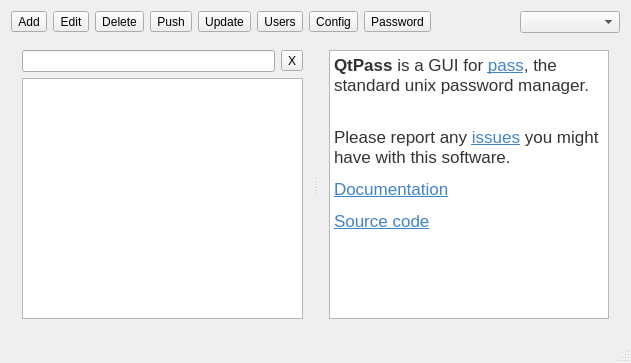
IJHack/QtPass, file mainwindow.ui: the form before one commit.
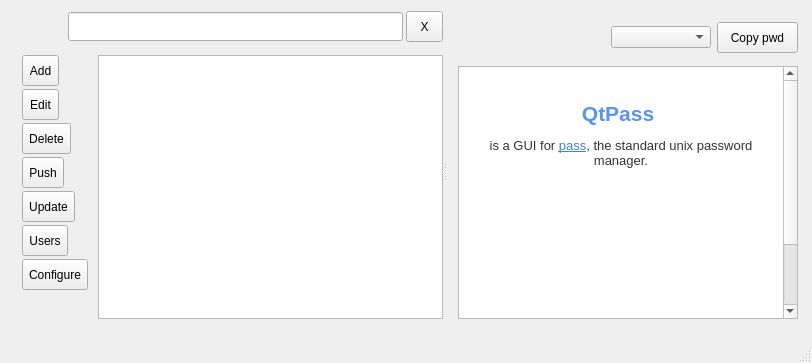
The form after the commit. Icons and pictures are not drawn.

What changed in the file:
```diff
--- a/mainwindow.ui
+++ b/mainwindow.ui
@@ -6,7 +6,7 @@
    <rect>
     <x>0</x>
     <y>0</y>
-    <width>631</width>
+    <width>812</width>
     <height>363</height>
    </rect>
   </property>
@@ -16,85 +16,456 @@
   <widget class="QWidget" name="centralWidget">
    <layout class="QVBoxLayout" name="verticalLayout_7">
     <item>
-     <widget class="QFrame" name="frame">
+     <spacer name="verticalSpacer">
+      <property name="orientation">
+       <enum>Qt::Vertical</enum>
+      </property>
+      <property name="sizeType">
+       <enum>QSizePolicy::Preferred</enum>
+      </property>
+      <property name="sizeHint" stdset="0">
+       <size>
+        <width>20</width>
+        <height>4</height>
+       </size>
+      </property>
+     </spacer>
+    </item>
+    <item>
+     <widget class="QSplitter" name="splitter">
+      <property name="frameShape">
+       <enum>QFrame::NoFrame</enum>
+      </property>
+      <property name="frameShadow">
+       <enum>QFrame::Plain</enum>
+      </property>
+      <property name="lineWidth">
+       <number>4</number>
+      </property>
+      <property name="orientation">
+       <enum>Qt::Horizontal</enum>
+      </property>
+      <widget class="QWidget" name="layoutWidget">
+       <layout class="QVBoxLayout" name="verticalLayoutTree">
+        <property name="spacing">
+         <number>3</number>
+        </property>
+        <property name="topMargin">
+         <number>0</number>
+        </property>
+        <property name="rightMargin">
+         <number>0</number>
+        </property>
+        <item>
+         <layout class="QHBoxLayout" name="horizontalLayout">
+          <property name="spacing">
+           <number>3</number>
+          </property>
+          <item>
+           <spacer name="horizontalSpacer_2">
+            <property name="orientation">
+             <enum>Qt::Horizontal</enum>
+            </property>
+            <property name="sizeType">
+             <enum>QSizePolicy::Fixed</enum>
+            </property>
+            <property name="sizeHint" stdset="0">
+             <size>
+              <width>7</width>
+              <height>20</height>
+             </size>
+            </property>
+           </spacer>
+          </item>
+          <item>
+           <widget class="QLabel" name="searchLabel">
+            <property name="minimumSize">
+             <size>
+              <width>25</width>
+              <height>25</height>
+             </size>
+            </property>
+            <property name="text">
+             <string/>
+            </property>
+            <property name="pixmap">
+             <pixmap resource="resources.qrc">:/artwork/search.png</pixmap>
+            </property>
+           </widget>
+          </item>
+          <item>
+           <spacer name="horizontalSpacer_3">
+            <property name="orientation">
+             <enum>Qt::Horizontal</enum>
+            </property>
+            <property name="sizeType">
+             <enum>QSizePolicy::Fixed</enum>
+            </property>
+            <property name="sizeHint" stdset="0">
+             <size>
+              <width>11</width>
+              <height>20</height>
+             </size>
+            </property>
+           </spacer>
+          </item>
+          <item>
+           <widget class="QLineEdit" name="lineEdit">
+            <property name="minimumSize">
+             <size>
+              <width>0</width>
+              <height>29</height>
+             </size>
+            </property>
+           </widget>
+          </item>
+          <item>
+           <widget class="QToolButton" name="clearButton">
+            <property name="enabled">
+             <bool>true</bool>
+            </property>
       <property name="sizePolicy">
-       <sizepolicy hsizetype="Preferred" vsizetype="Fixed">
+             <sizepolicy hsizetype="Fixed" vsizetype="Fixed">
         <horstretch>0</horstretch>
         <verstretch>0</verstretch>
        </sizepolicy>
       </property>
-      <layout class="QHBoxLayout" name="horizontalLayout_2">
+            <property name="minimumSize">
+             <size>
+              <width>37</width>
+              <height>31</height>
+             </size>
+            </property>
+            <property name="baseSize">
+             <size>
+              <width>36</width>
+              <height>29</height>
+             </size>
+            </property>
+            <property name="text">
+             <string>X</string>
+            </property>
+            <property name="icon">
+             <iconset resource="resources.qrc">
+              <normaloff>:/artwork/delete.png</normaloff>:/artwork/delete.png</iconset>
+            </property>
+            <property name="iconSize">
+             <size>
+              <width>18</width>
+              <height>18</height>
+             </size>
+            </property>
+           </widget>
+          </item>
+         </layout>
+        </item>
+        <item>
+         <layout class="QHBoxLayout" name="horizontalLayout_6">
+          <property name="topMargin">
+           <number>0</number>
+          </property>
+          <property name="rightMargin">
+           <number>0</number>
+          </property>
+          <item>
+           <layout class="QVBoxLayout" name="verticalLayout_2">
+            <property name="spacing">
+             <number>3</number>
+            </property>
        <property name="leftMargin">
         <number>0</number>
        </property>
        <property name="topMargin">
-        <number>0</number>
+             <number>10</number>
        </property>
        <property name="rightMargin">
         <number>0</number>
        </property>
        <property name="bottomMargin">
-        <number>0</number>
+             <number>6</number>
        </property>
        <item>
         <widget class="QToolButton" name="addButton">
+              <property name="minimumSize">
+               <size>
+                <width>37</width>
+                <height>31</height>
+               </size>
+              </property>
+              <property name="baseSize">
+               <size>
+                <width>0</width>
+                <height>0</height>
+               </size>
+              </property>
+              <property name="toolTip">
+               <string>Add</string>
+              </property>
          <property name="text">
           <string>Add</string>
          </property>
+              <property name="icon">
+               <iconset resource="resources.qrc">
+                <normaloff>:/artwork/add.png</normaloff>:/artwork/add.png</iconset>
+              </property>
+              <property name="iconSize">
+               <size>
+                <width>25</width>
+                <height>25</height>
+               </size>
+              </property>
         </widget>
        </item>
        <item>
         <widget class="QToolButton" name="editButton">
+              <property name="minimumSize">
+               <size>
+                <width>37</width>
+                <height>31</height>
+               </size>
+              </property>
+              <property name="toolTip">
+               <string>Edit</string>
+              </property>
          <property name="text">
           <string>Edit</string>
          </property>
+              <property name="icon">
+               <iconset resource="resources.qrc">
+                <normaloff>:/artwork/edit.png</normaloff>:/artwork/edit.png</iconset>
+              </property>
+              <property name="iconSize">
+               <size>
+                <width>25</width>
+                <height>25</height>
+               </size>
+              </property>
         </widget>
        </item>
        <item>
         <widget class="QToolButton" name="deleteButton">
+              <property name="minimumSize">
+               <size>
+                <width>37</width>
+                <height>31</height>
+               </size>
+              </property>
+              <property name="toolTip">
+               <string>Delete</string>
+              </property>
          <property name="text">
           <string>Delete</string>
          </property>
+              <property name="icon">
+               <iconset resource="resources.qrc">
+                <normaloff>:/artwork/delete.png</normaloff>:/artwork/delete.png</iconset>
+              </property>
+              <property name="iconSize">
+               <size>
+                <width>25</width>
+                <height>25</height>
+               </size>
+              </property>
         </widget>
        </item>
        <item>
         <widget class="QToolButton" name="pushButton">
+              <property name="minimumSize">
+               <size>
+                <width>37</width>
+                <height>31</height>
+               </size>
+              </property>
+              <property name="toolTip">
+               <string>Push</string>
+              </property>
          <property name="text">
           <string>Push</string>
          </property>
+              <property name="icon">
+               <iconset resource="resources.qrc">
+                <normaloff>:/artwork/down_arrow.png</normaloff>:/artwork/down_arrow.png</iconset>
+              </property>
+              <property name="iconSize">
+               <size>
+                <width>25</width>
+                <height>25</height>
+               </size>
+              </property>
+              <property name="shortcut">
+               <string>Ctrl+S</string>
+              </property>
         </widget>
        </item>
        <item>
         <widget class="QToolButton" name="updateButton">
+              <property name="minimumSize">
+               <size>
+                <width>37</width>
+                <height>31</height>
+               </size>
+              </property>
+              <property name="toolTip">
+               <string>Update</string>
+              </property>
          <property name="text">
           <string>Update</string>
          </property>
+              <property name="icon">
+               <iconset resource="resources.qrc">
+                <normaloff>:/artwork/up_arrow.png</normaloff>:/artwork/up_arrow.png</iconset>
+              </property>
+              <property name="iconSize">
+               <size>
+                <width>25</width>
+                <height>25</height>
+               </size>
+              </property>
         </widget>
        </item>
        <item>
         <widget class="QToolButton" name="usersButton">
+              <property name="minimumSize">
+               <size>
+                <width>37</width>
+                <height>31</height>
+               </size>
+              </property>
+              <property name="toolTip">
+               <string>Users</string>
+              </property>
          <property name="text">
           <string>Users</string>
          </property>
+              <property name="icon">
+               <iconset resource="resources.qrc">
+                <normaloff>:/artwork/user.png</normaloff>:/artwork/user.png</iconset>
+              </property>
+              <property name="iconSize">
+               <size>
+                <width>25</width>
+                <height>25</height>
+               </size>
+              </property>
         </widget>
        </item>
        <item>
         <widget class="QToolButton" name="configButton">
-         <property name="text">
-          <string>Config</string>
-         </property>
-        </widget>
-       </item>
-       <item>
-        <widget class="QToolButton" name="copyPasswordButton">
+              <property name="minimumSize">
+               <size>
+                <width>37</width>
+                <height>31</height>
+               </size>
+              </property>
          <property name="toolTip">
           <string>Copy Password</string>
          </property>
          <property name="text">
-          <string>Password</string>
-         </property>
-        </widget>
-       </item>
+               <string>Configure</string>
+              </property>
+              <property name="icon">
+               <iconset resource="resources.qrc">
+                <normaloff>:/artwork/settings.png</normaloff>:/artwork/settings.png</iconset>
+              </property>
+              <property name="iconSize">
+               <size>
+                <width>25</width>
+                <height>25</height>
+               </size>
+              </property>
+             </widget>
+            </item>
+            <item>
+             <spacer name="verticalSpacer_3">
+              <property name="orientation">
+               <enum>Qt::Vertical</enum>
+              </property>
+              <property name="sizeHint" stdset="0">
+               <size>
+                <width>20</width>
+                <height>40</height>
+               </size>
+              </property>
+             </spacer>
+            </item>
+           </layout>
+          </item>
+          <item>
+           <layout class="QVBoxLayout" name="verticalLayout_4">
+            <property name="leftMargin">
+             <number>4</number>
+            </property>
+            <property name="topMargin">
+             <number>10</number>
+            </property>
+            <property name="rightMargin">
+             <number>0</number>
+            </property>
+            <property name="bottomMargin">
+             <number>0</number>
+            </property>
+            <item>
+             <widget class="QTreeView" name="treeView">
+              <property name="frameShadow">
+               <enum>QFrame::Sunken</enum>
+              </property>
+              <property name="lineWidth">
+               <number>1</number>
+              </property>
+             </widget>
+            </item>
+           </layout>
+          </item>
+         </layout>
+        </item>
+       </layout>
+      </widget>
+      <widget class="QWidget" name="verticalLayoutWidget">
+       <layout class="QVBoxLayout" name="verticalLayoutPassword">
+        <property name="spacing">
+         <number>0</number>
+        </property>
+        <property name="rightMargin">
+         <number>3</number>
+        </property>
+        <item>
+         <layout class="QHBoxLayout" name="horizontalLayout_7">
+          <property name="rightMargin">
+           <number>0</number>
+          </property>
+          <property name="bottomMargin">
+           <number>13</number>
+          </property>
+          <item>
+           <widget class="QFrame" name="frame">
+            <property name="sizePolicy">
+             <sizepolicy hsizetype="Preferred" vsizetype="Fixed">
+              <horstretch>0</horstretch>
+              <verstretch>0</verstretch>
+             </sizepolicy>
+            </property>
+            <property name="frameShape">
+             <enum>QFrame::NoFrame</enum>
+            </property>
+            <property name="frameShadow">
+             <enum>QFrame::Sunken</enum>
+            </property>
+            <layout class="QHBoxLayout" name="horizontalLayout_2">
+             <property name="spacing">
+              <number>0</number>
+             </property>
+             <property name="leftMargin">
+              <number>0</number>
+             </property>
+             <property name="topMargin">
+              <number>0</number>
+             </property>
+             <property name="rightMargin">
+              <number>0</number>
+             </property>
+             <property name="bottomMargin">
+              <number>0</number>
+             </property>
        <item>
         <spacer name="horizontalSpacer">
          <property name="orientation">
@@ -102,8 +473,8 @@
          </property>
          <property name="sizeHint" stdset="0">
           <size>
-           <width>40</width>
-           <height>20</height>
+                 <width>80</width>
+                 <height>29</height>
           </size>
          </property>
         </spacer>
@@ -128,36 +499,51 @@
      </widget>
     </item>
     <item>
-     <widget class="QSplitter" name="splitter">
-      <property name="orientation">
-       <enum>Qt::Horizontal</enum>
-      </property>
-      <widget class="QWidget" name="layoutWidget">
-       <layout class="QVBoxLayout" name="verticalLayoutTree">
-        <item>
-         <layout class="QHBoxLayout" name="horizontalLayout">
-          <item>
-           <widget class="QLineEdit" name="lineEdit"/>
-          </item>
-          <item>
-           <widget class="QToolButton" name="clearButton">
+           <widget class="QToolButton" name="copyPasswordButton">
+            <property name="sizePolicy">
+             <sizepolicy hsizetype="Fixed" vsizetype="Fixed">
+              <horstretch>0</horstretch>
+              <verstretch>0</verstretch>
+             </sizepolicy>
+            </property>
+            <property name="minimumSize">
+             <size>
+              <width>81</width>
+              <height>31</height>
+             </size>
+            </property>
+            <property name="maximumSize">
+             <size>
+              <width>81</width>
+              <height>31</height>
+             </size>
+            </property>
+            <property name="baseSize">
+             <size>
+              <width>81</width>
+              <height>31</height>
+             </size>
+            </property>
+            <property name="toolTip">
+             <string>Copy Password</string>
+            </property>
             <property name="text">
-             <string>X</string>
+             <string>Copy pwd</string>
             </property>
+            <property name="icon">
+             <iconset resource="resources.qrc">
+              <normaloff>:/artwork/key.png</normaloff>:/artwork/key.png</iconset>
+            </property>
+            <property name="iconSize">
+             <size>
+              <width>25</width>
+              <height>25</height>
+             </size>
+            </property>
            </widget>
           </item>
          </layout>
         </item>
-        <item>
-         <widget class="QTreeView" name="treeView"/>
-        </item>
-       </layout>
-      </widget>
-      <widget class="QWidget" name="verticalLayoutWidget">
-       <layout class="QVBoxLayout" name="verticalLayoutPassword">
-        <property name="spacing">
-         <number>0</number>
-        </property>
         <item>
          <layout class="QFormLayout" name="formLayout">
           <property name="fieldGrowthPolicy">
@@ -170,15 +556,31 @@
         </item>
         <item>
          <widget class="QTextBrowser" name="textBrowser">
+          <property name="frameShape">
+           <enum>QFrame::StyledPanel</enum>
+          </property>
+          <property name="frameShadow">
+           <enum>QFrame::Sunken</enum>
+          </property>
+          <property name="lineWidth">
+           <number>1</number>
+          </property>
           <property name="html">
            <string>&lt;!DOCTYPE HTML PUBLIC &quot;-//W3C//DTD HTML 4.0//EN&quot; &quot;http://www.w3.org/TR/REC-html40/strict.dtd&quot;&gt;
 &lt;html&gt;&lt;head&gt;&lt;meta name=&quot;qrichtext&quot; content=&quot;1&quot; /&gt;&lt;style type=&quot;text/css&quot;&gt;
 p, li { white-space: pre-wrap; }
-&lt;/style&gt;&lt;/head&gt;&lt;body style=&quot; font-family:'.Helvetica Neue DeskInterface'; font-size:13pt; font-weight:400; font-style:normal;&quot;&gt;
-&lt;p style=&quot; margin-top:12px; margin-bottom:12px; margin-left:0px; margin-right:0px; -qt-block-indent:0; text-indent:0px;&quot;&gt;&lt;span style=&quot; font-family:'Helvetica Neue,Helvetica,Segoe UI,Arial,freesans,sans-serif'; font-weight:600; color:#333333;&quot;&gt;QtPass&lt;/span&gt;&lt;span style=&quot; font-family:'Helvetica Neue,Helvetica,Segoe UI,Arial,freesans,sans-serif'; color:#333333;&quot;&gt; is a GUI for &lt;/span&gt;&lt;a href=&quot;http://www.passwordstore.org/&quot;&gt;&lt;span style=&quot; font-family:'Helvetica Neue,Helvetica,Segoe UI,Arial,freesans,sans-serif'; text-decoration: underline; color:#4183c4; background-color:transparent;&quot;&gt;pass&lt;/span&gt;&lt;/a&gt;&lt;span style=&quot; font-family:'Helvetica Neue,Helvetica,Segoe UI,Arial,freesans,sans-serif'; color:#333333;&quot;&gt;, the standard unix password manager.&lt;/span&gt;&lt;/p&gt;
-&lt;p style=&quot; margin-top:12px; margin-bottom:12px; margin-left:0px; margin-right:0px; -qt-block-indent:0; text-indent:0px;&quot;&gt;&lt;span style=&quot; font-family:'Helvetica Neue,Helvetica,Segoe UI,Arial,freesans,sans-serif'; color:#333333;&quot;&gt;&lt;br /&gt;Please report any &lt;/span&gt;&lt;a href=&quot;https://github.com/IJHack/qtpass/issues&quot;&gt;&lt;span style=&quot; font-family:'Helvetica Neue,Helvetica,Segoe UI,Arial,freesans,sans-serif'; text-decoration: underline; color:#4183c4;&quot;&gt;issues&lt;/span&gt;&lt;/a&gt;&lt;span style=&quot; font-family:'Helvetica Neue,Helvetica,Segoe UI,Arial,freesans,sans-serif'; color:#333333;&quot;&gt; you might have with this software.&lt;/span&gt;&lt;/p&gt;
-&lt;p style=&quot; margin-top:12px; margin-bottom:12px; margin-left:0px; margin-right:0px; -qt-block-indent:0; text-indent:0px;&quot;&gt;&lt;a href=&quot;http://qtpass.org/&quot;&gt;&lt;span style=&quot; font-family:'Helvetica Neue,Helvetica,Segoe UI,Arial,freesans,sans-serif'; text-decoration: underline; color:#4183c4; background-color:transparent;&quot;&gt;Documentation&lt;/span&gt;&lt;/a&gt;&lt;/p&gt;
-&lt;p style=&quot; margin-top:12px; margin-bottom:12px; margin-left:0px; margin-right:0px; -qt-block-indent:0; text-indent:0px;&quot;&gt;&lt;a href=&quot;https://github.com/IJHack/qtpass&quot;&gt;&lt;span style=&quot; font-family:'Helvetica Neue,Helvetica,Segoe UI,Arial,freesans,sans-serif'; text-decoration: underline; color:#4183c4; background-color:transparent;&quot;&gt;Source code&lt;/span&gt;&lt;/a&gt;&lt;/p&gt;&lt;/body&gt;&lt;/html&gt;</string>
+&lt;/style&gt;&lt;/head&gt;&lt;body style=&quot; font-family:'Cantarell'; font-size:11pt; font-weight:400; font-style:normal;&quot;&gt;
+&lt;p align=&quot;center&quot; style=&quot;-qt-paragraph-type:empty; margin-top:12px; margin-bottom:12px; margin-left:0px; margin-right:0px; -qt-block-indent:0; text-indent:0px;&quot;&gt;&lt;br /&gt;&lt;/p&gt;
+&lt;p align=&quot;center&quot; style=&quot; margin-top:12px; margin-bottom:12px; margin-left:0px; margin-right:0px; -qt-block-indent:0; text-indent:0px;&quot;&gt;&lt;span style=&quot; font-family:'Helvetica Neue,Helvetica,Segoe UI,Arial,freesans,sans-serif'; font-size:16pt; font-weight:600; color:#5694f2;&quot;&gt;QtPass&lt;/span&gt;&lt;span style=&quot; font-family:'Helvetica Neue,Helvetica,Segoe UI,Arial,freesans,sans-serif'; font-size:16pt; color:#5694f2;&quot;&gt; &lt;/span&gt;&lt;/p&gt;
+&lt;p align=&quot;center&quot; style=&quot; margin-top:12px; margin-bottom:12px; margin-left:0px; margin-right:0px; -qt-block-indent:0; text-indent:0px;&quot;&gt;&lt;span style=&quot; font-family:'Helvetica Neue,Helvetica,Segoe UI,Arial,freesans,sans-serif'; font-size:10pt; color:#333333;&quot;&gt;is a GUI for &lt;/span&gt;&lt;a href=&quot;http://www.passwordstore.org/&quot;&gt;&lt;span style=&quot; font-family:'Helvetica Neue,Helvetica,Segoe UI,Arial,freesans,sans-serif'; font-size:10pt; text-decoration: underline; color:#4183c4; background-color:transparent;&quot;&gt;pass&lt;/span&gt;&lt;/a&gt;&lt;span style=&quot; font-family:'Helvetica Neue,Helvetica,Segoe UI,Arial,freesans,sans-serif'; font-size:10pt; color:#333333;&quot;&gt;, the standard unix password manager.&lt;/span&gt;&lt;/p&gt;
+&lt;p align=&quot;center&quot; style=&quot;-qt-paragraph-type:empty; margin-top:12px; margin-bottom:12px; margin-left:0px; margin-right:0px; -qt-block-indent:0; text-indent:0px; font-family:'Helvetica Neue,Helvetica,Segoe UI,Arial,freesans,sans-serif'; font-size:10pt; color:#333333;&quot;&gt;&lt;br /&gt;&lt;/p&gt;
+&lt;p align=&quot;center&quot; style=&quot;-qt-paragraph-type:empty; margin-top:12px; margin-bottom:12px; margin-left:0px; margin-right:0px; -qt-block-indent:0; text-indent:0px; font-family:'Helvetica Neue,Helvetica,Segoe UI,Arial,freesans,sans-serif'; font-size:10pt; color:#333333;&quot;&gt;&lt;br /&gt;&lt;/p&gt;
+&lt;p align=&quot;center&quot; style=&quot;-qt-paragraph-type:empty; margin-top:12px; margin-bottom:12px; margin-left:0px; margin-right:0px; -qt-block-indent:0; text-indent:0px; font-family:'Helvetica Neue,Helvetica,Segoe UI,Arial,freesans,sans-serif'; font-size:10pt; color:#333333;&quot;&gt;&lt;br /&gt;&lt;/p&gt;
+&lt;p align=&quot;center&quot; style=&quot;-qt-paragraph-type:empty; margin-top:12px; margin-bottom:12px; margin-left:0px; margin-right:0px; -qt-block-indent:0; text-indent:0px; font-family:'Helvetica Neue,Helvetica,Segoe UI,Arial,freesans,sans-serif'; font-size:10pt; color:#333333;&quot;&gt;&lt;br /&gt;&lt;/p&gt;
+&lt;p align=&quot;center&quot; style=&quot;-qt-paragraph-type:empty; margin-top:12px; margin-bottom:12px; margin-left:0px; margin-right:0px; -qt-block-indent:0; text-indent:0px; font-family:'Helvetica Neue,Helvetica,Segoe UI,Arial,freesans,sans-serif'; font-size:10pt; color:#333333;&quot;&gt;&lt;br /&gt;&lt;/p&gt;
+&lt;p style=&quot; margin-top:12px; margin-bottom:12px; margin-left:0px; margin-right:0px; -qt-block-indent:0; text-indent:0px;&quot;&gt;&lt;span style=&quot; font-family:'Helvetica Neue,Helvetica,Segoe UI,Arial,freesans,sans-serif'; font-size:10pt; color:#333333;&quot;&gt;   Please report any &lt;/span&gt;&lt;a href=&quot;https://github.com/IJHack/qtpass/issues&quot;&gt;&lt;span style=&quot; font-family:'Helvetica Neue,Helvetica,Segoe UI,Arial,freesans,sans-serif'; font-size:10pt; text-decoration: underline; color:#4183c4;&quot;&gt;issues&lt;/span&gt;&lt;/a&gt;&lt;span style=&quot; font-family:'Helvetica Neue,Helvetica,Segoe UI,Arial,freesans,sans-serif'; font-size:10pt; color:#333333;&quot;&gt; you might have with this software.&lt;/span&gt;&lt;/p&gt;
+&lt;p style=&quot; margin-top:12px; margin-bottom:12px; margin-left:0px; margin-right:0px; -qt-block-indent:0; text-indent:0px;&quot;&gt;   &lt;a href=&quot;http://qtpass.org/&quot;&gt;&lt;span style=&quot; font-family:'Helvetica Neue,Helvetica,Segoe UI,Arial,freesans,sans-serif'; font-size:10pt; text-decoration: underline; color:#4183c4; background-color:transparent;&quot;&gt;Documentation&lt;/span&gt;&lt;/a&gt;&lt;/p&gt;
+&lt;p style=&quot; margin-top:12px; margin-bottom:12px; margin-left:0px; margin-right:0px; -qt-block-indent:0; text-indent:0px;&quot;&gt;   &lt;a href=&quot;https://github.com/IJHack/qtpass&quot;&gt;&lt;span style=&quot; font-family:'Helvetica Neue,Helvetica,Segoe UI,Arial,freesans,sans-serif'; font-size:10pt; text-decoration: underline; color:#4183c4; background-color:transparent;&quot;&gt;Source code&lt;/span&gt;&lt;/a&gt;&lt;/p&gt;&lt;/body&gt;&lt;/html&gt;</string>
           </property>
          </widget>
         </item>
@@ -188,7 +590,11 @@
     </item>
    </layout>
   </widget>
-  <widget class="QStatusBar" name="statusBar"/>
+  <widget class="QStatusBar" name="statusBar">
+   <property name="enabled">
+    <bool>true</bool>
+   </property>
+  </widget>
   <action name="actionQtpass">
    <property name="text">
     <string>qtpass</string>
```
Left out of the diff: 37 changed lines with no effect on the pictures. Lines whose indentation alone changed are shown as unchanged.
